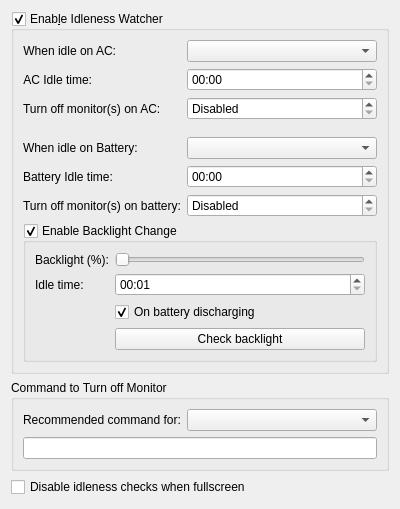
Old version of the form config/idlenesswatchersettings.ui in the repository lxqt/lxqt-powermanagement.
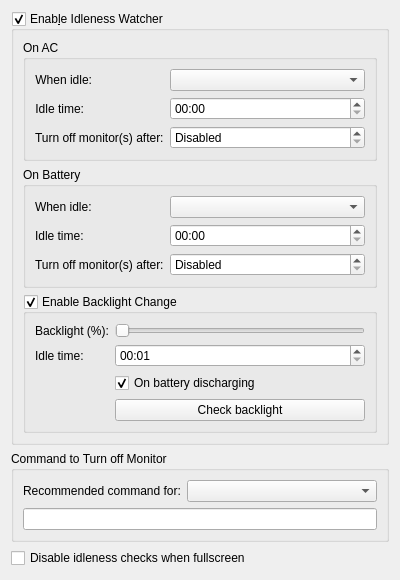
New version of the form.

Commit message: Use groupboxes for AC and battery idleness settings (#473)

What changed in the file:
```diff
--- a/config/idlenesswatchersettings.ui
+++ b/config/idlenesswatchersettings.ui
@@ -21,7 +21,11 @@
      </property>
      <layout class="QVBoxLayout" name="verticalLayout_2">
       <item>
-       <layout class="QFormLayout" name="formLayout">
+       <widget class="QGroupBox" name="acGroupBox">
+        <property name="title">
+         <string>On AC</string>
+        </property>
+        <layout class="QFormLayout" name="formLayout_On_AC">
         <item row="0" column="0">
          <widget class="QLabel" name="idleTimeACLabel">
           <property name="sizePolicy">
@@ -31,7 +35,7 @@
            </sizepolicy>
           </property>
           <property name="text">
-           <string>When idle on AC:</string>
+            <string>When idle:</string>
           </property>
           <property name="alignment">
            <set>Qt::AlignRight|Qt::AlignTrailing|Qt::AlignVCenter</set>
@@ -50,7 +54,7 @@
            </sizepolicy>
           </property>
           <property name="text">
-           <string>AC Idle time:</string>
+            <string>Idle time:</string>
           </property>
           <property name="alignment">
            <set>Qt::AlignRight|Qt::AlignTrailing|Qt::AlignVCenter</set>
@@ -64,13 +68,6 @@
           </property>
          </widget>
         </item>
-        <item row="2" column="0">
-         <widget class="QLabel" name="idleACMonitorLabel">
-          <property name="text">
-           <string>Turn off monitor(s) on AC:</string>
-          </property>
-         </widget>
-        </item>
         <item row="2" column="1">
          <widget class="QTimeEdit" name="idleACMonitorOffTimeEdit">
           <property name="specialValueText">
@@ -79,56 +76,52 @@
           <property name="displayFormat">
            <string>mm:ss</string>
           </property>
-         </widget>
-        </item>
-        <item row="3" column="0">
-         <spacer name="verticalSpacer_2">
-          <property name="orientation">
-           <enum>Qt::Vertical</enum>
-          </property>
-          <property name="sizeType">
-           <enum>QSizePolicy::Fixed</enum>
-          </property>
-          <property name="sizeHint" stdset="0">
-           <size>
-            <width>5</width>
-            <height>5</height>
-           </size>
-          </property>
-         </spacer>
-        </item>
-        <item row="4" column="0">
+           <property name="specialValueText">
+           <string>Disabled</string>
+          </property>
+          </widget>
+         </item>
+         <item row="2" column="0">
+          <widget class="QLabel" name="idleBatteryMonitorLabel">
+           <property name="text">
+            <string>Turn off monitor(s) after:</string>
+           </property>
+          </widget>
+         </item>
+        </layout>
+       </widget>
+      </item>
+      <item>
+       <widget class="QGroupBox" name="batteryGroupBox">
+        <property name="title">
+         <string>On Battery</string>
+        </property>
+        <layout class="QFormLayout" name="formLayout_On_Battery">
+         <item row="0" column="0">
          <widget class="QLabel" name="idleTimeBatteryLabel">
           <property name="text">
-           <string>When idle on Battery:</string>
+            <string>When idle:</string>
           </property>
          </widget>
         </item>
-        <item row="4" column="1">
+         <item row="0" column="1">
          <widget class="QComboBox" name="idleBatteryActionComboBox"/>
         </item>
-        <item row="5" column="0">
+         <item row="1" column="0">
          <widget class="QLabel" name="idleBatteryActionLabel">
           <property name="text">
-           <string>Battery Idle time:</string>
+            <string>Idle time:</string>
           </property>
          </widget>
         </item>
-        <item row="5" column="1">
+         <item row="1" column="1">
          <widget class="QTimeEdit" name="idleBatteryTimeEdit">
           <property name="displayFormat">
            <string>mm:ss</string>
           </property>
          </widget>
         </item>
-        <item row="6" column="0">
-         <widget class="QLabel" name="idleBatteryMonitorLabel">
-          <property name="text">
-           <string>Turn off monitor(s) on battery:</string>
-          </property>
-         </widget>
-        </item>
-        <item row="6" column="1">
+         <item row="2" column="1">
          <widget class="QTimeEdit" name="idleBatteryMonitorOffTimeEdit">
           <property name="specialValueText">
            <string>Disabled</string>
@@ -136,9 +129,20 @@
           <property name="displayFormat">
            <string>mm:ss</string>
           </property>
+           <property name="specialValueText">
+           <string>Disabled</string>
+          </property>
+          </widget>
+         </item>
+         <item row="2" column="0">
+          <widget class="QLabel" name="idleACMonitorLabel">
+           <property name="text">
+            <string>Turn off monitor(s) after:</string>
+           </property>
          </widget>
         </item>
        </layout>
+       </widget>
       </item>
       <item>
        <widget class="QGroupBox" name="idlenessBacklightWatcherGroupBox">
```
Left out of the diff: 28 changed lines with no effect on the pictures. Lines whose indentation alone changed are shown as unchanged.
